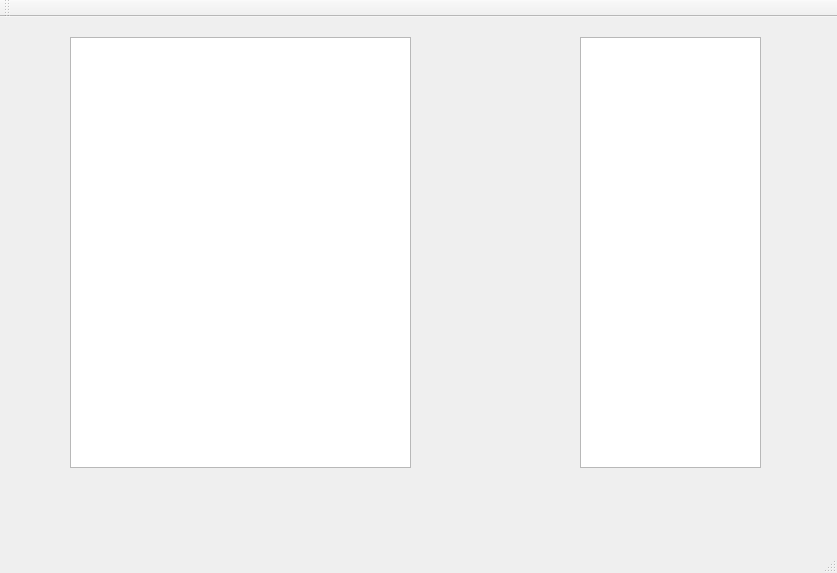
Old version of the form mainwindow.ui in the repository ayakushyna/em3.
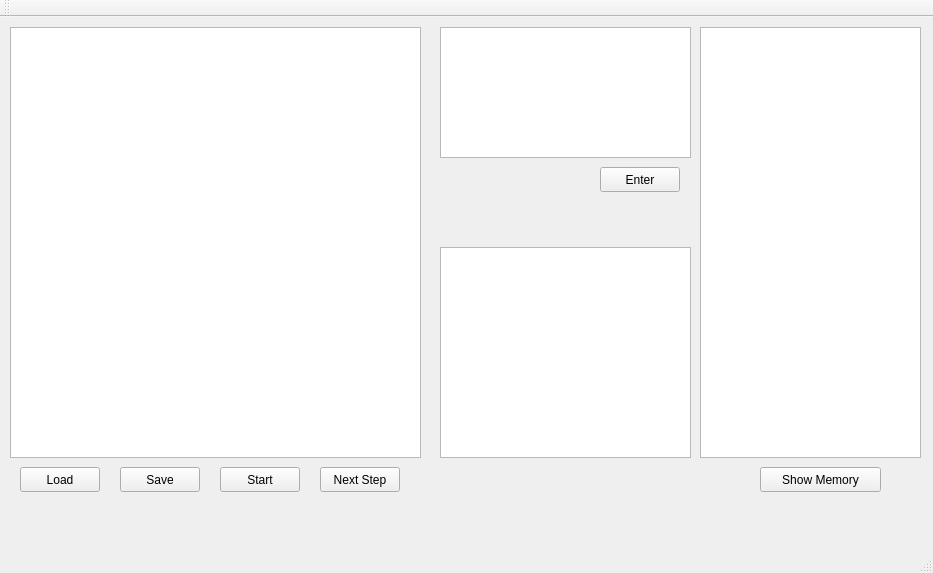
New version of the form.

Commit message: Added buttons and slots

```diff
--- a/mainwindow.ui
+++ b/mainwindow.ui
@@ -6,7 +6,7 @@
    <rect>
     <x>0</x>
     <y>0</y>
-    <width>837</width>
+    <width>933</width>
     <height>573</height>
    </rect>
   </property>
@@ -17,19 +17,117 @@
    <widget class="QPlainTextEdit" name="plainTextEdit">
     <property name="geometry">
      <rect>
-      <x>70</x>
-      <y>20</y>
-      <width>341</width>
+      <x>10</x>
+      <y>10</y>
+      <width>411</width>
       <height>431</height>
      </rect>
     </property>
    </widget>
-   <widget class="QListView" name="listView">
+   <widget class="QPlainTextEdit" name="inputTextEdit">
     <property name="geometry">
      <rect>
-      <x>580</x>
-      <y>20</y>
-      <width>181</width>
+      <x>440</x>
+      <y>10</y>
+      <width>251</width>
+      <height>131</height>
+     </rect>
+    </property>
+   </widget>
+   <widget class="QPlainTextEdit" name="outputTextEdit">
+    <property name="geometry">
+     <rect>
+      <x>440</x>
+      <y>230</y>
+      <width>251</width>
+      <height>211</height>
+     </rect>
+    </property>
+   </widget>
+   <widget class="QPushButton" name="startButton">
+    <property name="geometry">
+     <rect>
+      <x>220</x>
+      <y>450</y>
+      <width>80</width>
+      <height>25</height>
+     </rect>
+    </property>
+    <property name="text">
+     <string>Start</string>
+    </property>
+   </widget>
+   <widget class="QPushButton" name="saveButton">
+    <property name="geometry">
+     <rect>
+      <x>120</x>
+      <y>450</y>
+      <width>80</width>
+      <height>25</height>
+     </rect>
+    </property>
+    <property name="text">
+     <string>Save</string>
+    </property>
+   </widget>
+   <widget class="QPushButton" name="loadButton">
+    <property name="geometry">
+     <rect>
+      <x>20</x>
+      <y>450</y>
+      <width>80</width>
+      <height>25</height>
+     </rect>
+    </property>
+    <property name="text">
+     <string>Load</string>
+    </property>
+   </widget>
+   <widget class="QPushButton" name="enterButton">
+    <property name="geometry">
+     <rect>
+      <x>600</x>
+      <y>150</y>
+      <width>80</width>
+      <height>25</height>
+     </rect>
+    </property>
+    <property name="text">
+     <string>Enter</string>
+    </property>
+   </widget>
+   <widget class="QPushButton" name="showButton">
+    <property name="geometry">
+     <rect>
+      <x>760</x>
+      <y>450</y>
+      <width>121</width>
+      <height>25</height>
+     </rect>
+    </property>
+    <property name="text">
+     <string>Show Memory</string>
+    </property>
+   </widget>
+   <widget class="QPushButton" name="nextStepButton">
+    <property name="geometry">
+     <rect>
+      <x>320</x>
+      <y>450</y>
+      <width>80</width>
+      <height>25</height>
+     </rect>
+    </property>
+    <property name="text">
+     <string>Next Step</string>
+    </property>
+   </widget>
+   <widget class="QListWidget" name="registersListWidget">
+    <property name="geometry">
+     <rect>
+      <x>700</x>
+      <y>10</y>
+      <width>221</width>
       <height>431</height>
      </rect>
     </property>
```
Left out of the diff: 4 changed lines with no effect on the pictures. The commit also changes 2 other files.
